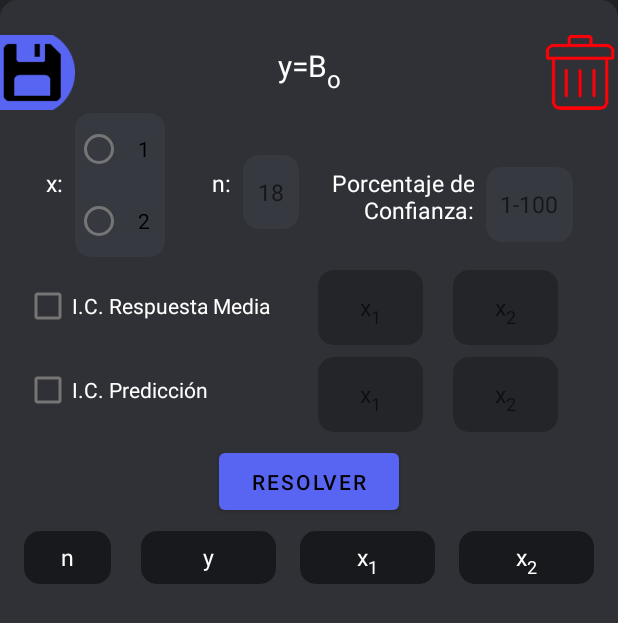
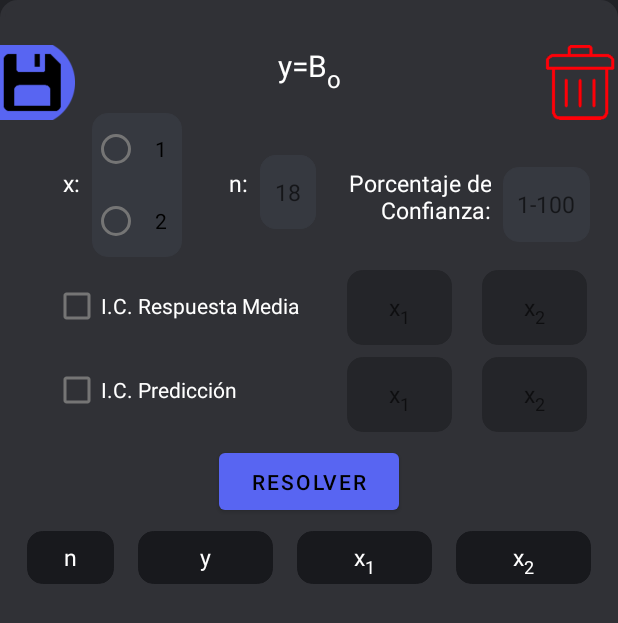
Before and after one commit to Dogeedog/solvingalgopart2, an Android app: the screen it shows after launch (MainActivity), on a phone screen of 412 x 824 dp. Shown: the top 623 px of the screen. Run offline under Robolectric (Android 15) with nearby library versions, the phone set to English and light mode, and no system bars; libraries missing offline, so code that uses them is left out: org.hipparchus.distribution, org.hipparchus.linear, org.hipparchus.stat, org.matheclipse.core.

Commit message:
PrOGress *error arreglado en anovaone del calculo F *ahora todas las pantallas soportadas en landscape view *solved&solvedone, vistas de significancia cambian dinámicamente

```diff
--- a/app/build.gradle
+++ b/app/build.gradle
@@ -41,7 +41,6 @@ dependencies {
     implementation 'com.google.android.material:material:1.6.1'
     implementation 'org.matheclipse:matheclipse-core:2.0.0-SNAPSHOT'
     implementation 'androidx.appcompat:appcompat:1.4.2'
-    implementation 'com.google.android.material:material:1.6.1'
     implementation 'androidx.constraintlayout:constraintlayout:2.1.4'
     testImplementation 'junit:junit:4.13.2'
     androidTestImplementation 'androidx.test.ext:junit:1.1.3'
--- a/app/src/main/java/com/example/linearplexsolver/anovaone.java
+++ b/app/src/main/java/com/example/linearplexsolver/anovaone.java
@@ -67,7 +67,7 @@ public class anovaone extends AppCompatActivity {
         anovamc1.setText(df.format(totalreg-totalerror));
         anovamc2.setText(df.format(mc2));
 
-        anovaf1.setText(df.format(totalreg/mc2));
+        anovaf1.setText(df.format((totalreg-totalerror)/mc2));
 
         anovareg1.setTextIsSelectable(true);
         anovareg2.setTextIsSelectable(true);
--- a/app/src/main/res/layout/activity_main.xml
+++ b/app/src/main/res/layout/activity_main.xml
@@ -19,45 +19,12 @@
             android:layout_width="match_parent"
             android:layout_height="wrap_content">
 
-            <LinearLayout
-                android:id="@+id/nlayout"
-                android:layout_width="58dp"
-                android:layout_height="wrap_content"
-                android:layout_marginStart="16dp"
-                android:layout_marginTop="397dp"
-                android:orientation="vertical"
-                app:layout_constraintStart_toStartOf="parent"
-                app:layout_constraintTop_toTopOf="parent" />
-
-            <LinearLayout
-                android:id="@+id/ylayout"
-                android:layout_width="90dp"
-                android:layout_height="wrap_content"
-                android:layout_marginStart="94dp"
-                android:layout_marginTop="397dp"
-                android:orientation="vertical"
-                app:layout_constraintStart_toStartOf="parent"
-                app:layout_constraintTop_toTopOf="parent" />
-
-            <LinearLayout
-                android:id="@+id/xalayout"
-                android:layout_width="90dp"
-                android:layout_height="wrap_content"
-                android:layout_marginStart="200dp"
-                android:layout_marginTop="397dp"
-                android:orientation="vertical"
-                app:layout_constraintStart_toStartOf="parent"
-                app:layout_constraintTop_toTopOf="parent" />
-
-            <LinearLayout
-                android:id="@+id/xblayout"
-                android:layout_width="90dp"
-                android:layout_height="wrap_content"
-                android:layout_marginStart="306dp"
-                android:layout_marginTop="397dp"
-                android:orientation="vertical"
-                app:layout_constraintStart_toStartOf="parent"
-                app:layout_constraintTop_toTopOf="parent" />
+        <androidx.constraintlayout.widget.ConstraintLayout
+            android:layout_width="wrap_content"
+            android:layout_height="wrap_content"
+            app:layout_constraintStart_toStartOf="parent"
+            app:layout_constraintEnd_toEndOf="parent"
+            app:layout_constraintTop_toTopOf="parent">
 
             <TextView
                 android:id="@+id/textView"
@@ -120,22 +87,42 @@
                 app:layout_constraintStart_toEndOf="@+id/n"
                 app:layout_constraintTop_toBottomOf="@+id/textView" />
 
-
-
             <TextView
                 android:id="@+id/x"
                 android:layout_width="34dp"
                 android:layout_height="wrap_content"
                 android:text="x:"
-                android:textAlignment="textEnd"
+                android:gravity="center|end"
                 android:textColor="@color/white"
                 android:textSize="15sp"
-                app:flow_verticalAlign="bottom"
                 app:layout_constraintStart_toStartOf="parent"
                 app:layout_constraintTop_toBottomOf="@+id/textView"
                 android:layout_marginTop="44dp"
+                />
+            <RadioGroup
+                android:id="@+id/vargroup"
+                android:layout_width="60dp"
+                android:layout_height="wrap_content"
+                android:background="@drawable/rect"
+                android:layout_marginTop="8dp"
                 android:layout_marginStart="8dp"
-                />
+                app:layout_constraintStart_toEndOf="@+id/x"
+                app:layout_constraintTop_toBottomOf="@+id/textView">
+
+                <RadioButton
+                    android:id="@+id/onevar"
+                    android:layout_width="match_parent"
+                    android:gravity="center"
+                    android:layout_height="wrap_content"
+                    android:text="1" />
+
+                <RadioButton
+                    android:id="@+id/twovar"
+                    android:layout_width="match_parent"
+                    android:gravity="center"
+                    android:layout_height="wrap_content"
+                    android:text="2" />
+            </RadioGroup>
 
             <TextView
                 android:id="@+id/percentage"
@@ -152,71 +139,6 @@
                 app:layout_constraintHorizontal_bias="0.01"
                 app:layout_constraintStart_toEndOf="@+id/nnumber"
                 app:layout_constraintTop_toBottomOf="@+id/textView" />
-
-            <TextView
-                android:id="@+id/ycol"
-                android:layout_width="90dp"
-                android:layout_height="35dp"
-                android:layout_marginStart="20dp"
-                android:layout_marginTop="354dp"
-                android:background="@drawable/rect3"
-                android:gravity="center"
-                android:text="y"
-                android:textAlignment="center"
-                android:textColor="@color/white"
-                android:textSize="15sp"
-                app:flow_verticalAlign="bottom"
-                app:layout_constraintStart_toEndOf="@+id/ncol"
-                app:layout_constraintTop_toTopOf="parent" />
-
-            <TextView
-                android:id="@+id/xacol"
-                android:layout_width="90dp"
-                android:layout_height="35dp"
-                android:layout_marginStart="16dp"
-                android:layout_marginTop="354dp"
-                android:background="@drawable/rect3"
-                android:gravity="center"
-                android:textAlignment="center"
-                android:textColor="@color/white"
-                android:textSize="15sp"
-                app:flow_verticalAlign="bottom"
-                app:layout_constraintStart_toEndOf="@+id/ycol"
-                app:layout_constraintTop_toTopOf="parent" />
-
-            <TextView
-                android:id="@+id/xbcol"
-                android:layout_width="90dp"
-                android:layout_height="35dp"
-                android:layout_marginStart="16dp"
-                android:layout_marginTop="354dp"
-                android:layout_marginEnd="16dp"
-                android:background="@drawable/rect3"
-                android:gravity="center"
-                android:textAlignment="center"
-                android:textColor="@color/white"
-                android:textSize="15sp"
-                app:flow_verticalAlign="bottom"
-                app:layout_constraintEnd_toEndOf="parent"
-                app:layout_constraintStart_toEndOf="@+id/xacol"
-                app:layout_constraintTop_toTopOf="parent" />
-
-            <TextView
-                android:id="@+id/ncol"
-                android:layout_width="58dp"
-                android:layout_height="35dp"
-                android:layout_marginStart="16dp"
-                android:layout_marginTop="354dp"
-                android:background="@drawable/rect3"
-                android:gravity="center"
-                android:text="n"
-                android:textAlignment="center"
-                android:textColor="@color/white"
-                android:textSize="15sp"
-                app:flow_verticalAlign="bottom"
-                app:layout_constraintStart_toStartOf="parent"
-                app:layout_constraintTop_toTopOf="parent" />
-
             <EditText
                 android:id="@+id/percetagenumber"
                 android:layout_width="58dp"
@@ -231,8 +153,7 @@
                 android:textColor="@color/white"
                 android:textSize="15sp"
                 app:layout_constraintStart_toEndOf="@+id/percentage"
-                app:layout_constraintTop_toBottomOf="@+id/textView" />
-
+            app:layout_constraintTop_toBottomOf="@+id/textView" />
             <CheckBox
                 android:id="@+id/respuesta"
                 android:layout_width="wrap_content"
@@ -316,51 +237,135 @@
                 app:layout_constraintStart_toEndOf="@+id/pre1"
                 app:layout_constraintTop_toBottomOf="@+id/mean2" />
 
+        </androidx.constraintlayout.widget.ConstraintLayout>
+
+        <androidx.constraintlayout.widget.ConstraintLayout
+            android:layout_width="wrap_content"
+            android:layout_height="wrap_content"
+            app:layout_constraintStart_toStartOf="parent"
+            app:layout_constraintEnd_toEndOf="parent"
+            app:layout_constraintTop_toTopOf="parent">
+
+            <TextView
+            android:id="@+id/ycol"
+            android:layout_width="90dp"
+            android:layout_height="35dp"
+            android:layout_marginTop="354dp"
+            android:background="@drawable/rect3"
+            android:gravity="center"
+            android:text="y"
+            android:textAlignment="center"
+            android:textColor="@color/white"
+            android:textSize="15sp"
+            app:flow_verticalAlign="bottom"
+            app:layout_constraintStart_toEndOf="@+id/ncol"
+            android:layout_marginStart="16dp"
+            app:layout_constraintTop_toTopOf="parent" />
+
+            <TextView
+            android:id="@+id/xacol"
+            android:layout_width="90dp"
+            android:layout_height="35dp"
+            android:layout_marginTop="354dp"
+            android:background="@drawable/rect3"
+            android:gravity="center"
+            android:textAlignment="center"
+            android:textColor="@color/white"
+            android:textSize="15sp"
+            app:flow_verticalAlign="bottom"
+            app:layout_constraintStart_toEndOf="@+id/ycol"
+            android:layout_marginStart="16dp"
+            app:layout_constraintTop_toTopOf="parent" />
+
+            <TextView
+            android:id="@+id/xbcol"
+            android:layout_width="90dp"
+            android:layout_height="35dp"
+            android:layout_marginTop="354dp"
+            android:background="@drawable/rect3"
+            android:gravity="center"
+            android:textAlignment="center"
+            android:textColor="@color/white"
+            android:textSize="15sp"
+            app:flow_verticalAlign="bottom"
+            app:layout_constraintStart_toEndOf="@+id/xacol"
+            android:layout_marginStart="16dp"
+            app:layout_constraintTop_toTopOf="parent" />
+
+            <TextView
+            android:id="@+id/ncol"
+            android:layout_width="58dp"
+            android:layout_height="35dp"
+            android:layout_marginTop="354dp"
+            android:background="@drawable/rect3"
+            android:gravity="center"
+            android:text="n"
+            android:textAlignment="center"
+            android:textColor="@color/white"
+            android:textSize="15sp"
+            app:flow_verticalAlign="bottom"
+            app:layout_constraintStart_toStartOf="parent"
+            app:layout_constraintTop_toTopOf="parent" />
+
+            <LinearLayout
+                android:id="@+id/nlayout"
+                android:layout_width="58dp"
+                android:layout_height="wrap_content"
+                android:layout_marginTop="397dp"
+                android:orientation="vertical"
+                app:layout_constraintStart_toStartOf="@+id/ncol"
+                app:layout_constraintTop_toTopOf="parent" />
+
+            <LinearLayout
+                android:id="@+id/ylayout"
+                android:layout_width="90dp"
+                android:layout_height="wrap_content"
+                android:layout_marginTop="397dp"
+                android:orientation="vertical"
+                app:layout_constraintStart_toStartOf="@+id/ycol"
+                app:layout_constraintTop_toTopOf="parent" />
+
+            <LinearLayout
+                android:id="@+id/xalayout"
+                android:layout_width="90dp"
+                android:layout_height="wrap_content"
+                android:layout_marginTop="397dp"
+                android:orientation="vertical"
+                app:layout_constraintStart_toStartOf="@+id/xacol"
+                app:layout_constraintTop_toTopOf="parent" />
+
+            <LinearLayout
+                android:id="@+id/xblayout"
+                android:layout_width="90dp"
+                android:layout_height="wrap_content"
+                android:layout_marginTop="397dp"
+                android:orientation="vertical"
+                app:layout_constraintStart_toStartOf="@id/xbcol"
+                app:layout_constraintTop_toTopOf="parent" />
+
+        </androidx.constraintlayout.widget.ConstraintLayout>
+
+
+
             <Button
                 android:id="@+id/button2"
                 android:layout_width="120dp"
                 android:layout_height="50dp"
                 android:layout_marginTop="296dp"
-                android:layout_marginEnd="146dp"
                 android:text="@string/solve"
                 app:layout_constraintEnd_toEndOf="parent"
+                app:layout_constraintStart_toStartOf="parent"
                 app:layout_constraintTop_toTopOf="parent" />
 
-            <RadioGroup
-                android:id="@+id/vargroup"
-                android:layout_width="60dp"
-                android:layout_height="wrap_content"
-                tools:layout_editor_absoluteX="114dp"
-                tools:layout_editor_absoluteY="496dp"
-                android:layout_marginStart="8dp"
-                android:background="@drawable/rect"
-                android:layout_marginTop="8dp"
-                app:layout_constraintStart_toEndOf="@+id/x"
-                app:layout_constraintTop_toBottomOf="@+id/textView">
-
-                <RadioButton
-                    android:id="@+id/onevar"
-                    android:layout_width="match_parent"
-                    android:gravity="center"
-                    android:layout_height="wrap_content"
-                    android:text="1" />
-
-                <RadioButton
-                    android:id="@+id/twovar"
-                    android:layout_width="match_parent"
-                    android:gravity="center"
-                    android:layout_height="wrap_content"
-                    android:text="2" />
-            </RadioGroup>
 
             <ImageButton
                 android:id="@+id/savingbutton"
                 android:background="@drawable/save"
                 android:layout_width="50dp"
                 android:layout_height="50dp"
-                app:layout_constraintLeft_toLeftOf="parent"
-                app:layout_constraintBottom_toTopOf="@id/nnumber"
-                android:layout_marginBottom="30dp" />
+                app:layout_constraintStart_toStartOf="parent"
+                app:layout_constraintTop_toTopOf="parent"
+                android:layout_marginTop="30dp"/>
 
             <ImageButton
                 android:id="@+id/deletebtn"
@@ -369,8 +374,7 @@
                 android:background="@drawable/trashicon"
                 android:onClick="deletedata"
                 app:layout_constraintEnd_toEndOf="parent"
-                app:layout_constraintBottom_toTopOf="@id/nnumber"
-                android:layout_marginBottom="30dp"
+                app:layout_constraintTop_toTopOf="parent"
                 android:layout_marginTop="30dp"
                 tools:ignore="UsingOnClickInXml">
 
```
Also changed, not shown: app/src/main/java/com/example/linearplexsolver/MainActivity.java (+12 -12 lines), app/src/main/java/com/example/linearplexsolver/solved.java (+13 -0 lines), app/src/main/java/com/example/linearplexsolver/solvedone.java (+6 -2 lines), app/src/main/res/layout/activity_anova.xml (+31 -29 lines), app/src/main/res/layout/activity_anovaone.xml (+17 -17 lines), app/src/main/res/layout/activity_graphx.xml (+16 -20 lines), app/src/main/res/layout/activity_graphxone.xml (+16 -20 lines), app/src/main/res/layout/activity_residuales.xml (+13 -8 lines), app/src/main/res/layout/activity_solved.xml (+23 -28 lines), app/src/main/res/layout/activity_solvedone.xml (+17 -21 lines).
